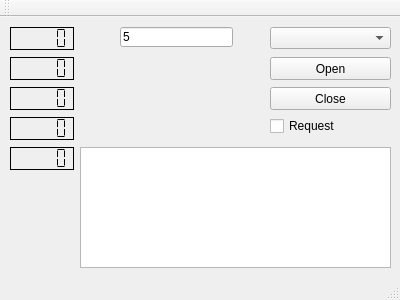
Qt form mainwindow.ui (osv1990/FMS3000PultParser) before a commit.
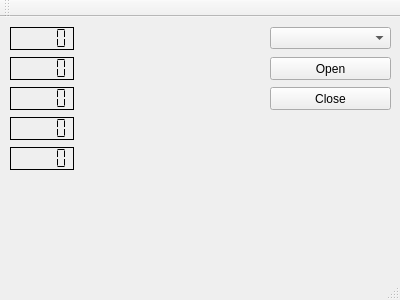
The same form after that commit.

Commit message: Удалил лишнее

The edit to the form file:
```diff
--- a/mainwindow.ui
+++ b/mainwindow.ui
@@ -130,42 +130,6 @@
      <string>Close</string>
     </property>
    </widget>
-   <widget class="QCheckBox" name="checkRequest">
-    <property name="geometry">
-     <rect>
-      <x>270</x>
-      <y>100</y>
-      <width>71</width>
-      <height>18</height>
-     </rect>
-    </property>
-    <property name="text">
-     <string>Request</string>
-    </property>
-   </widget>
-   <widget class="QLineEdit" name="lineEdit">
-    <property name="geometry">
-     <rect>
-      <x>120</x>
-      <y>10</y>
-      <width>113</width>
-      <height>20</height>
-     </rect>
-    </property>
-    <property name="text">
-     <string>5</string>
-    </property>
-   </widget>
-   <widget class="QTextBrowser" name="textBrowser">
-    <property name="geometry">
-     <rect>
-      <x>80</x>
-      <y>130</y>
-      <width>311</width>
-      <height>121</height>
-     </rect>
-    </property>
-   </widget>
   </widget>
   <widget class="QMenuBar" name="menuBar">
    <property name="geometry">
```
The commit also changes 2 other files.
